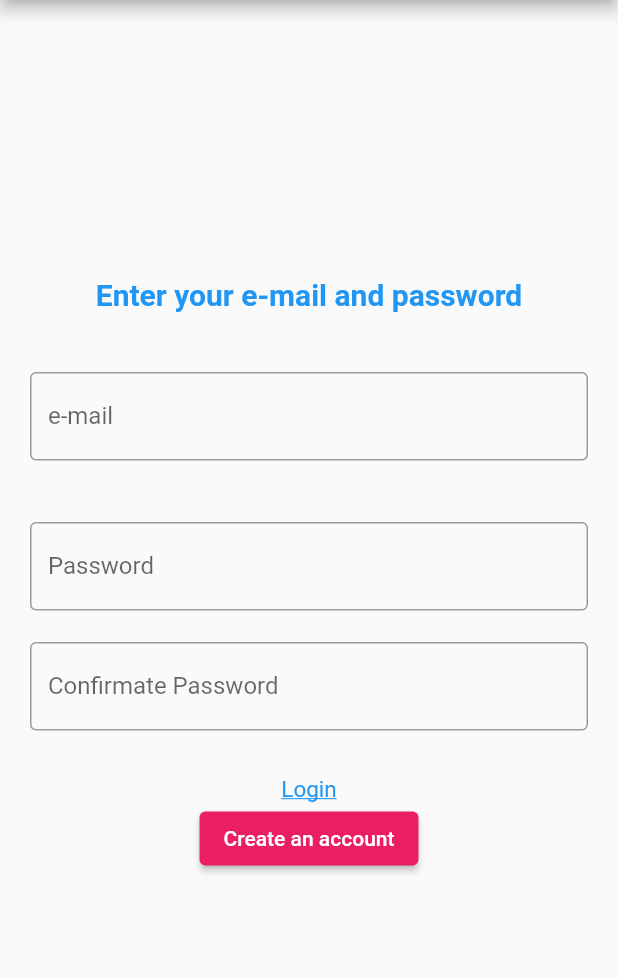
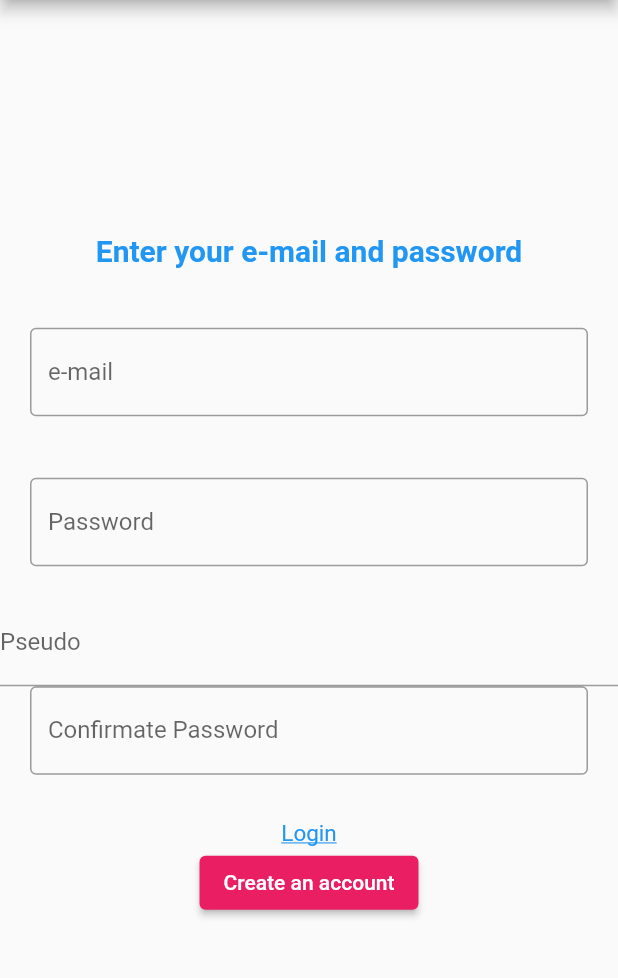
Before and after one commit to FerraraEvan/music_app, a Flutter app: the screen it shows after launch, after a tap on "Create an account", on a phone screen of 412 x 824 dp, the part 84-1062 px from its top. Run offline on Flutter 3.47's test engine with Material 2 defaults, Android fonts, the phone set to English and light mode, and no system bars; our stand-ins replace cloud_firestore, file_picker, firebase_auth, firebase_core, firebase_storage, flutter_bloc and 1 more; accounts and stored records are empty.

Commit message:
Pseudo with createAccount

```diff
--- a/lib/pages/connexion_page.dart
+++ b/lib/pages/connexion_page.dart
@@ -20,9 +20,11 @@ class _ConnexionPageState extends State<ConnexionPage> {
   late String userEmail;
   late String userPassword;
   late String userConfirmPassword;
+  late String userPseudo;
 
   @override
   Widget build(BuildContext context) {
+    fireBaseService.initializeDb();
     return Scaffold(
       appBar: AppBar(
         title: Text(widget.title),
@@ -71,16 +73,26 @@ class _ConnexionPageState extends State<ConnexionPage> {
             ),
           ),
           Container(
-            padding: const EdgeInsets.only(
-            left: 20, right: 20, bottom: 20),
-            child: isCreating ? TextField(
+            child: isCreating
+                ? TextField(
+                    decoration: const InputDecoration(
+                      labelText: 'Pseudo',
+                    ),
+                    onChanged: (value) => userPseudo = value,
+                  )
+                : const SizedBox(height: 0, width: 0),
+          ),
+          Container(
+            padding: const EdgeInsets.only(left: 20, right: 20, bottom: 20),
+            child: isCreating
+                ? TextField(
                     decoration: const InputDecoration(
                       border: OutlineInputBorder(),
                       labelText: 'Confirmate Password',
                     ),
                     onChanged: (value) => userConfirmPassword = value,
-            ):
-            const SizedBox(height: 0, width: 0),
+                  )
+                : const SizedBox(height: 0, width: 0),
           ),
           Container(
             padding: const EdgeInsets.only(bottom: 10),
@@ -91,16 +103,16 @@ class _ConnexionPageState extends State<ConnexionPage> {
                     isLoggin = false;
                   });
                 },
-              child: isCreating ? const SizedBox(height: 0, width: 0)
-               :const Text(
+                child: isCreating
+                    ? const SizedBox(height: 0, width: 0)
+                    : const Text(
                         "Create an account",
                         style: TextStyle(
                           color: Colors.blue,
                           fontSize: 15,
                           decoration: TextDecoration.underline,
                         ),
-              )
-              ),
+                      )),
           ),
           InkWell(
               onTap: () {
@@ -109,43 +121,47 @@ class _ConnexionPageState extends State<ConnexionPage> {
                   isLoggin = true;
                 });
               },
-            child: isLoggin ? const SizedBox(height: 0, width: 0)
-             :const Text(
+              child: isLoggin
+                  ? const SizedBox(height: 0, width: 0)
+                  : const Text(
                       "Login",
                       style: TextStyle(
                         color: Colors.blue,
                         fontSize: 15,
                         decoration: TextDecoration.underline,
                       ),
-            )
-            ),
-            isCreating ? ElevatedButton(onPressed: createAccount, child: const Text("Create an account")) :
-            ElevatedButton(onPressed: loginToFirebase, child: const Text("Login")),
+                    )),
+          isCreating
+              ? ElevatedButton(
+                  onPressed: createAccount,
+                  child: const Text("Create an account"))
+              : ElevatedButton(
+                  onPressed: loginToFirebase, child: const Text("Login")),
         ]),
       ),
     );
   }
 
   Future<void> loginToFirebase() async {
-      await FirebaseAuth.instance.signInWithEmailAndPassword(
-          email: userEmail, password: userPassword);
-      goToSearchView();
+    await FirebaseAuth.instance
+        .signInWithEmailAndPassword(email: userEmail, password: userPassword);
+    goToSearchView(userPseudo, userEmail);
   }
 
   Future<void> createAccount() async {
     if (userPassword == userConfirmPassword) {
       await FirebaseAuth.instance.createUserWithEmailAndPassword(
           email: userEmail, password: userPassword);
-    }
-    else{
+      goToSearchView(userPseudo, userEmail);
+    } else {
       const snackBar = SnackBar(content: Text('Passwords are not the same'));
       ScaffoldMessenger.of(context).showSnackBar(snackBar);
     }
   }
 
-  void goToSearchView() {
-    Navigator.push(
-                    context,
-                    MaterialPageRoute(builder: (context) => const SearchMusicView("rt")));
+  void goToSearchView(String pseudo, String email) {
+    fireBaseService.addUser(pseudo, email);
+    Navigator.push(context,
+        MaterialPageRoute(builder: (context) => SearchMusicView(userPseudo)));
   }
 }
```
Lines whose indentation alone changed are shown as unchanged.
